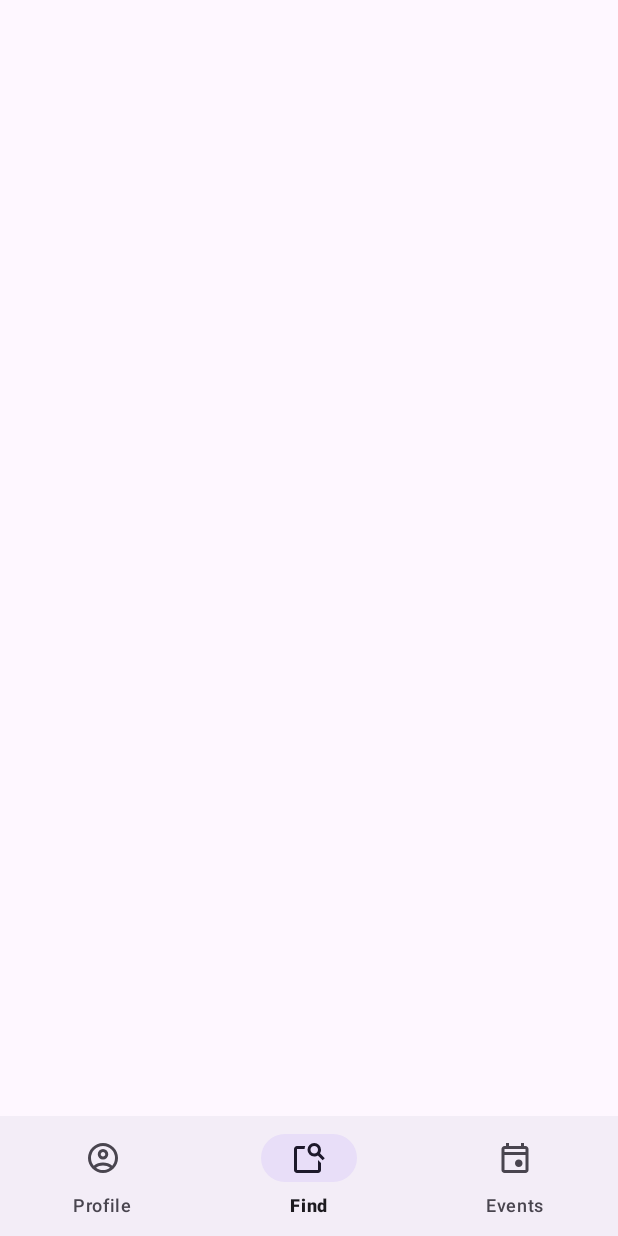
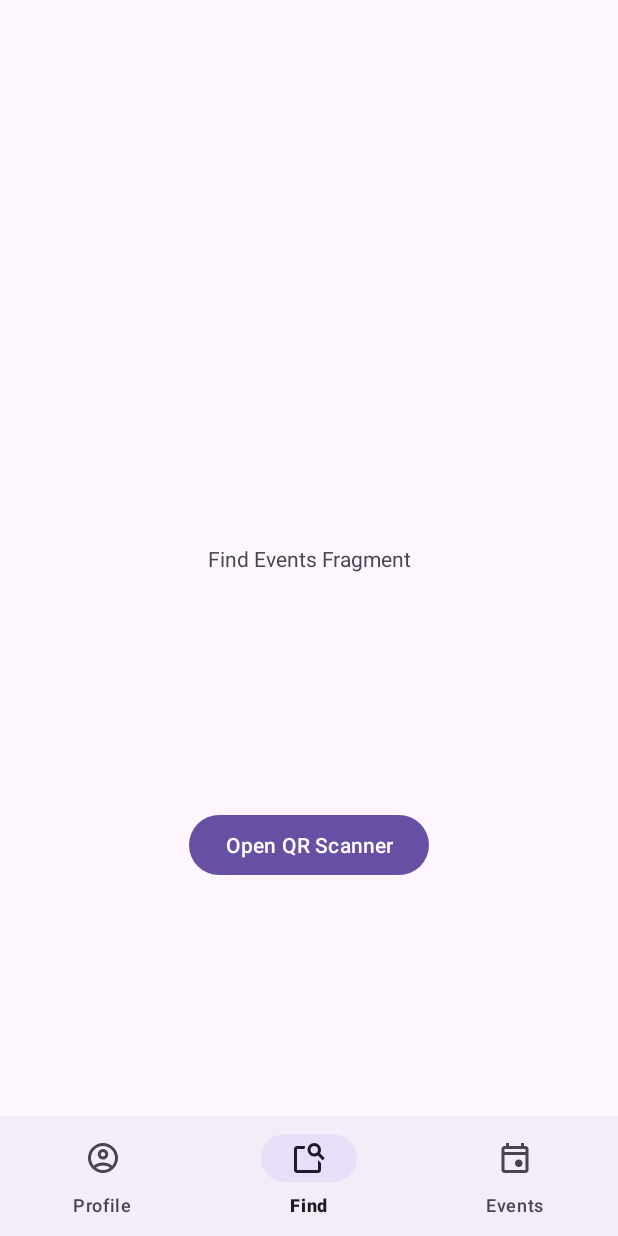
Before and after one commit to CMPUT301F25Syzygy/Syzygy-EventApp, an Android app: the screen it shows after launch (MainActivity), item 2 of the bottom bar chosen, on a phone screen of 412 x 824 dp. Run offline under Robolectric (Android 15) with nearby library versions, the phone set to English and light mode, and no system bars.

```diff
--- /dev/null
+++ b/SyzygyEventApp/app/src/main/java/com/example/syzygy_eventapp/AdministratorFragment.java
@@ -0,0 +1,20 @@
+package com.example.syzygy_eventapp;
+
+import android.os.Bundle;
+
+import androidx.fragment.app.Fragment;
+
+import android.view.LayoutInflater;
+import android.view.View;
+import android.view.ViewGroup;
+
+/**
+ * A empty placeholder for AdministratorFragment
+ */
+public class AdministratorFragment extends Fragment {
+    @Override
+    public View onCreateView(LayoutInflater inflater, ViewGroup container, Bundle savedInstanceState) {
+        // Inflate the layout for this fragment
+        return inflater.inflate(R.layout.fragment_administrator, container, false);
+    }
+}
--- /dev/null
+++ b/SyzygyEventApp/app/src/main/java/com/example/syzygy_eventapp/FindEventsFragment.java
@@ -0,0 +1,36 @@
+package com.example.syzygy_eventapp;
+
+import android.os.Bundle;
+
+import androidx.fragment.app.Fragment;
+
+import android.view.LayoutInflater;
+import android.view.View;
+import android.view.ViewGroup;
+
+/**
+ * A empty placeholder for FindEventsFragment
+ */
+public class FindEventsFragment extends Fragment {
+    final private NavigationStackFragment navStack;
+    private QRScanFragment qrFragment;
+
+    FindEventsFragment(NavigationStackFragment navStack) {
+        super();
+        this.navStack = navStack;
+    }
+
+    @Override
+    public View onCreateView(LayoutInflater inflater, ViewGroup container, Bundle savedInstanceState) {
+        // Inflate the layout for this fragment
+        View view = inflater.inflate(R.layout.fragment_find_events, container, false);
+
+        qrFragment = new QRScanFragment(navStack);
+
+        view.findViewById(R.id.open_qr_scan_button).setOnClickListener((v) -> {
+            navStack.pushScreen(qrFragment);
+        });
+
+        return view;
+    }
+}
--- /dev/null
+++ b/SyzygyEventApp/app/src/main/java/com/example/syzygy_eventapp/JoinedEventsFragment.java
@@ -0,0 +1,20 @@
+package com.example.syzygy_eventapp;
+
+import android.os.Bundle;
+
+import androidx.fragment.app.Fragment;
+
+import android.view.LayoutInflater;
+import android.view.View;
+import android.view.ViewGroup;
+
+/**
+ * A empty placeholder for JoinedEventsFragment
+ */
+public class JoinedEventsFragment extends Fragment {
+    @Override
+    public View onCreateView(LayoutInflater inflater, ViewGroup container, Bundle savedInstanceState) {
+        // Inflate the layout for this fragment
+        return inflater.inflate(R.layout.fragment_joined_events, container, false);
+    }
+}
--- a/SyzygyEventApp/app/src/main/java/com/example/syzygy_eventapp/MainActivity.java
+++ b/SyzygyEventApp/app/src/main/java/com/example/syzygy_eventapp/MainActivity.java
@@ -11,6 +11,11 @@ import com.google.android.material.navigation.NavigationBarView.OnItemSelectedLi
 
 public class MainActivity extends AppCompatActivity implements OnItemSelectedListener {
     private NavigationStackFragment navStack;
+    private Fragment profileFragment;
+    private Fragment findFragment;
+    private Fragment joinedFragment;
+    private Fragment organizerFragment;
+    private Fragment adminFragment;
 
     @Override
     protected void onCreate(Bundle savedInstanceState) {
@@ -24,17 +29,35 @@ public class MainActivity extends AppCompatActivity implements OnItemSelectedLis
                 .replace(R.id.activity_main, navStack)
                 .commit();
 
-        navStack.pushScreen(new Fragment()); // empty screen
+        profileFragment = new ProfileFragment();
+        findFragment = new FindEventsFragment(navStack);
+        joinedFragment = new JoinedEventsFragment();
+        organizerFragment = new OrganizerFragment();
+        adminFragment = new AdministratorFragment();
 
         navStack.setScreenNavMenu(0, R.menu.entrant_nav_menu, this);
         // navStack.setScreenNavMenu(0, R.menu.organizer_nav_menu, this);
         // navStack.setScreenNavMenu(0, R.menu.admin_nav_menu, this);
+
+        navStack.selectNavItem(R.id.profile_nav_button);
     }
 
     public boolean onNavigationItemSelected(MenuItem item) {
         int id = item.getItemId();
 
-        // do screen replacement
+        if (id == R.id.profile_nav_button) {
+            navStack.replaceScreen(profileFragment);
+        } else if (id == R.id.find_nav_button) {
+            navStack.replaceScreen(findFragment);
+        } else if (id == R.id.events_nav_button) {
+            navStack.replaceScreen(joinedFragment);
+        } else if (id == R.id.organize_nav_button) {
+            navStack.replaceScreen(organizerFragment);
+        } else if (id == R.id.admin_nav_button) {
+            navStack.replaceScreen(adminFragment);
+        } else {
+            return false;
+        }
 
         return true;
     }
--- a/SyzygyEventApp/app/src/main/java/com/example/syzygy_eventapp/NavigationStackFragment.java
+++ b/SyzygyEventApp/app/src/main/java/com/example/syzygy_eventapp/NavigationStackFragment.java
@@ -32,21 +32,23 @@ public class NavigationStackFragment extends Fragment implements OnItemSelectedL
         }
     }
 
-    final private Stack<Screen> screenStack = new Stack<>();
+    final private Stack<Screen> screenStack;
     private BottomNavigationView navBar;
     private Screen displayedScreen = null;
 
+    NavigationStackFragment() {
+        screenStack = new Stack<Screen>();
+        screenStack.push(new Screen(null));
+    }
+
     @Override
-    public View onCreateView(LayoutInflater inflater, ViewGroup container,
-                             Bundle savedInstanceState) {
+    public View onCreateView(LayoutInflater inflater, ViewGroup container, Bundle savedInstanceState) {
         // Inflate the layout for this fragment
         View view = inflater.inflate(R.layout.fragment_navigation_stack, container, false);
 
         navBar = view.findViewById(R.id.bottom_nav_bar);
-
+        navBar.setOnItemSelectedListener(this);
         refreshNavBar();
-
-        navBar.setOnItemSelectedListener(this);
 
         return view;
     }
@@ -75,7 +77,12 @@ public class NavigationStackFragment extends Fragment implements OnItemSelectedL
                 .replace(R.id.fragment_frame, fragment)
                 .commit();
 
-        screenStack.push(new Screen(fragment));
+        if(isEmpty()) {
+            screenStack.get(0).fragment = fragment;
+        } else {
+            screenStack.push(new Screen(fragment));
+        }
+
         refreshNavBar();
     }
 
@@ -83,11 +90,21 @@ public class NavigationStackFragment extends Fragment implements OnItemSelectedL
      * Remove the screen on the top of the stack. Goes back to a previous screen.
      */
     public void popScreen() {
-        Screen screen = screenStack.pop();
+        Fragment fragment;
+
+        if (isEmpty()) {
+            throw new IllegalStateException("Can't pop with no screens left");
+        } else if (screenStack.size() == 1) {
+            screenStack.get(0).fragment = null;
+            fragment = new Fragment(); // blank screen
+        } else {
+            screenStack.pop();
+            fragment = screenStack.peek().fragment;
+        }
 
         FragmentManager manager = getParentFragmentManager();
         manager.beginTransaction()
-                .replace(R.id.fragment_frame, screen.fragment)
+                .replace(R.id.fragment_frame, fragment)
                 .commit();
 
         refreshNavBar();
@@ -124,7 +141,7 @@ public class NavigationStackFragment extends Fragment implements OnItemSelectedL
     /**
      * Sets the navigation menu for a screen.
      * Any screens above it without their own navigation menu will use the first menu below them in the stack.
-     * Using index 0 will change the main menu.
+     * Using index 0 will change the main menu, which is guaranteed to work even if there is no screen.
      * @param index index into the stack where the menu is being added
      * @param menuResId the resource ID of the menu
      * @param listener a listener to respond to onNavigationItemSelected calls
@@ -138,6 +155,24 @@ public class NavigationStackFragment extends Fragment implements OnItemSelectedL
     }
 
     /**
+     * Set which button in the nav bar is visually selected.
+     * @param itemId the id of the button to select
+     * @throws IllegalStateException when no nav menu has been set
+     */
+    public void selectNavItem(int itemId) {
+        if (navBar != null) {
+            navBar.setSelectedItemId(itemId);
+        }
+
+        Screen menuScreen = getCurrentMenuScreen();
+        if (menuScreen != null) {
+            menuScreen.menuSelectedItemId = itemId;
+        } else {
+            throw new IllegalStateException("A nav menu must be set before selection an item on it");
+        }
+    }
+
+    /**
      * Refreshing the nav menu with any changes that have happened
      */
     private void refreshNavBar() {
@@ -147,7 +182,6 @@ public class NavigationStackFragment extends Fragment implements OnItemSelectedL
             if (menuScreen == null) {
                 clearNavBar();
             } else if (displayedScreen == null || !displayedScreen.equals(menuScreen)) {
-                System.out.println(displayedScreen);
                 inflateIntoNavBar(menuScreen);
             }
         }
@@ -167,7 +201,9 @@ public class NavigationStackFragment extends Fragment implements OnItemSelectedL
                 navBar.setSelectedItemId(screen.menuSelectedItemId);
             });
         } else {
-            screen.menuSelectedItemId = navBar.getSelectedItemId();
+            // clear selection
+            MenuItem currentlySelected = navBar.getMenu().findItem(navBar.getSelectedItemId());
+            currentlySelected.setChecked(false);
         }
     }
 
@@ -177,6 +213,14 @@ public class NavigationStackFragment extends Fragment implements OnItemSelectedL
     private void clearNavBar() {
         navBar.getMenu().clear();
         displayedScreen = null;
+    }
+
+    /**
+     * Checks if there are no screen fragments
+     * @return if there are no screen fragments
+     */
+    public boolean isEmpty() {
+        return screenStack.size() <= 1 && screenStack.get(0).fragment == null;
     }
 
     /**
--- /dev/null
+++ b/SyzygyEventApp/app/src/main/java/com/example/syzygy_eventapp/OrganizerFragment.java
@@ -0,0 +1,20 @@
+package com.example.syzygy_eventapp;
+
+import android.os.Bundle;
+
+import androidx.fragment.app.Fragment;
+
+import android.view.LayoutInflater;
+import android.view.View;
+import android.view.ViewGroup;
+
+/**
+ * A empty placeholder for OrganizerFragment
+ */
+public class OrganizerFragment extends Fragment {
+    @Override
+    public View onCreateView(LayoutInflater inflater, ViewGroup container, Bundle savedInstanceState) {
+        // Inflate the layout for this fragment
+        return inflater.inflate(R.layout.fragment_organizer, container, false);
+    }
+}
--- /dev/null
+++ b/SyzygyEventApp/app/src/main/java/com/example/syzygy_eventapp/ProfileFragment.java
@@ -0,0 +1,20 @@
+package com.example.syzygy_eventapp;
+
+import android.os.Bundle;
+
+import androidx.fragment.app.Fragment;
+
+import android.view.LayoutInflater;
+import android.view.View;
+import android.view.ViewGroup;
+
+/**
+ * A empty placeholder for ProfileFragment
+ */
+public class ProfileFragment extends Fragment {
+    @Override
+    public View onCreateView(LayoutInflater inflater, ViewGroup container, Bundle savedInstanceState) {
+        // Inflate the layout for this fragment
+        return inflater.inflate(R.layout.fragment_profile, container, false);
+    }
+}
--- /dev/null
+++ b/SyzygyEventApp/app/src/main/java/com/example/syzygy_eventapp/QRScanFragment.java
@@ -0,0 +1,39 @@
+package com.example.syzygy_eventapp;
+
+import android.os.Bundle;
+import android.view.LayoutInflater;
+import android.view.MenuItem;
+import android.view.View;
+import android.view.ViewGroup;
+
+import androidx.annotation.NonNull;
+import androidx.fragment.app.Fragment;
+
+import com.google.android.material.navigation.NavigationBarView;
+
+/**
+ * A empty placeholder for QRScanFragment
+ */
+public class QRScanFragment extends Fragment {
+    NavigationStackFragment navStack;
+
+    QRScanFragment(NavigationStackFragment navStack) {
+        this.navStack = navStack;
+    }
+
+    @Override
+    public View onCreateView(LayoutInflater inflater, ViewGroup container, Bundle savedInstanceState) {
+        // Inflate the layout for this fragment
+        return inflater.inflate(R.layout.fragment_qr_scan, container, false);
+    }
+
+    @Override
+    public void onStart() {
+        super.onStart();
+
+        navStack.setScreenNavMenu(R.menu.back_nav_menu, (i) -> {
+            navStack.popScreen();
+            return true;
+        });
+    }
+}
--- /dev/null
+++ b/SyzygyEventApp/app/src/main/res/layout/fragment_find_events.xml
@@ -0,0 +1,30 @@
+<?xml version="1.0" encoding="utf-8"?>
+<androidx.constraintlayout.widget.ConstraintLayout xmlns:android="http://schemas.android.com/apk/res/android"
+    xmlns:app="http://schemas.android.com/apk/res-auto"
+    xmlns:tools="http://schemas.android.com/tools"
+    android:id="@+id/find_events"
+    android:layout_width="match_parent"
+    android:layout_height="match_parent">
+
+    <!-- TODO: Update blank fragment layout -->
+    <TextView
+        android:id="@+id/textView"
+        android:layout_width="wrap_content"
+        android:layout_height="wrap_content"
+        android:text="Find Events Fragment"
+        app:layout_constraintBottom_toBottomOf="parent"
+        app:layout_constraintEnd_toEndOf="parent"
+        app:layout_constraintStart_toStartOf="parent"
+        app:layout_constraintTop_toTopOf="parent" />
+
+    <Button
+        android:id="@+id/open_qr_scan_button"
+        android:layout_width="wrap_content"
+        android:layout_height="wrap_content"
+        android:text="Open QR Scanner"
+        app:layout_constraintBottom_toBottomOf="parent"
+        app:layout_constraintEnd_toEndOf="parent"
+        app:layout_constraintStart_toStartOf="parent"
+        app:layout_constraintTop_toBottomOf="@+id/textView" />
+
+</androidx.constraintlayout.widget.ConstraintLayout>
```
Also changed, not shown: SyzygyEventApp/app/src/main/res/layout/fragment_administrator.xml (added, +19 -0 lines), SyzygyEventApp/app/src/main/res/layout/fragment_joined_events.xml (added, +19 -0 lines), SyzygyEventApp/app/src/main/res/layout/fragment_organizer.xml (added, +19 -0 lines), SyzygyEventApp/app/src/main/res/layout/fragment_profile.xml (added, +19 -0 lines), SyzygyEventApp/app/src/main/res/layout/fragment_qr_scan.xml (added, +19 -0 lines).
